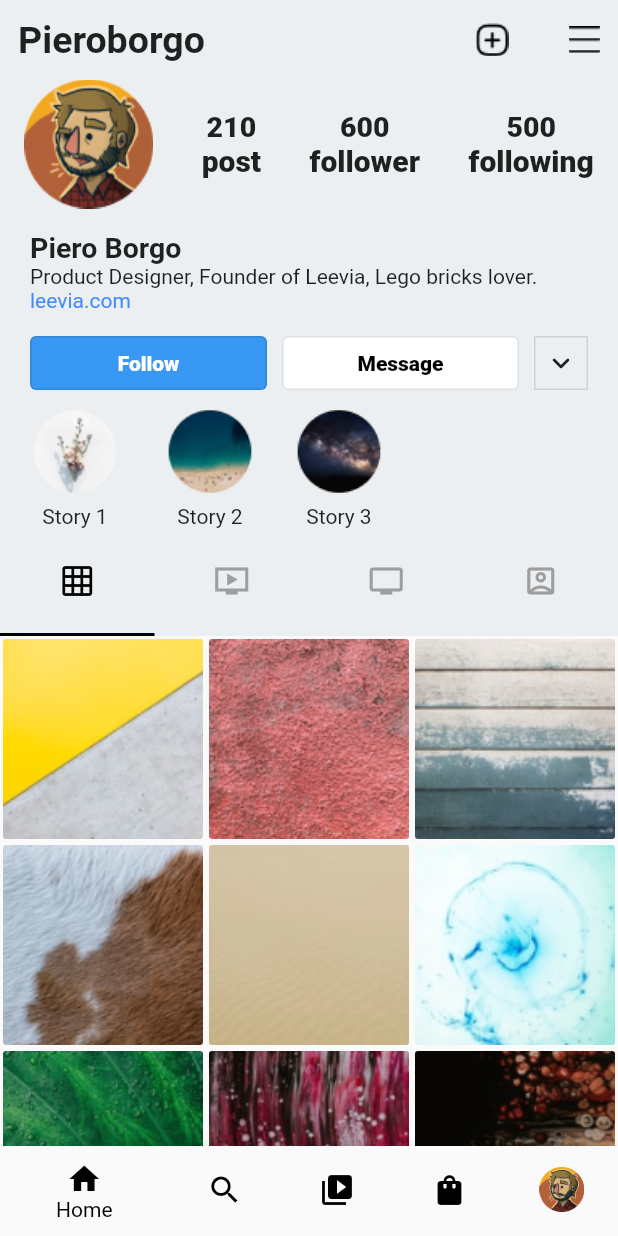
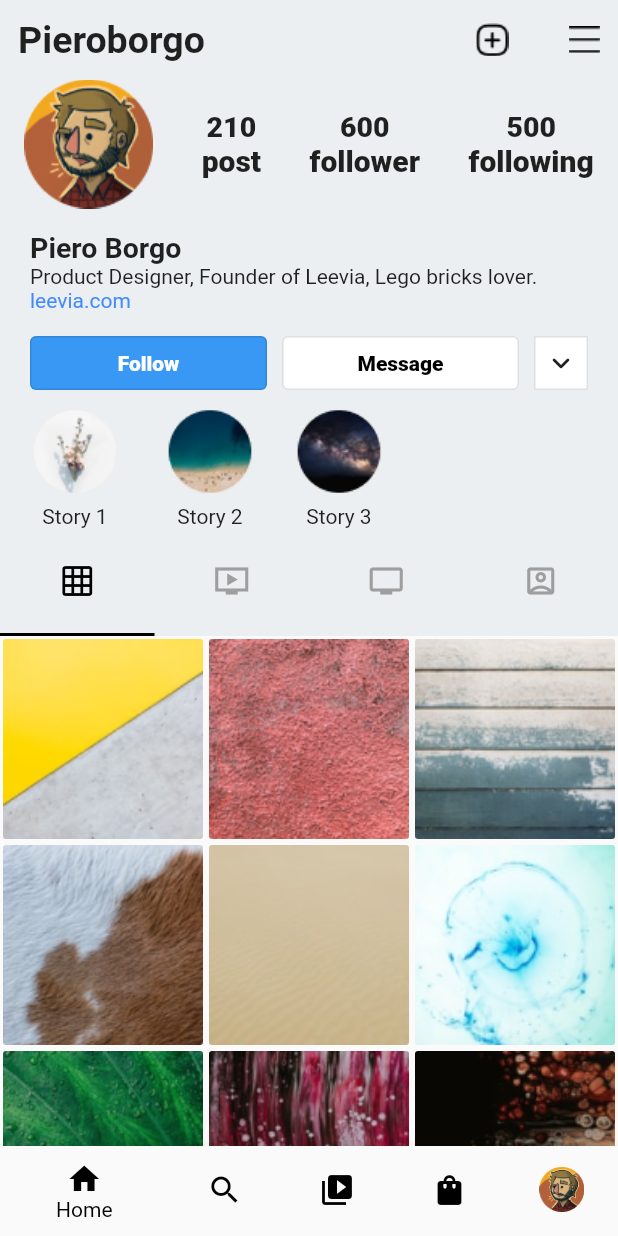
Before and after one commit to Hoxtygen/social_media_profile_screen, a Flutter app: the screen it shows after launch, on a phone screen of 412 x 824 dp. Run offline on Flutter 3.47's test engine with Material 2 defaults, Android fonts, the phone set to English and light mode, and no system bars.

Commit message:
Add white background to button

```diff
--- a/lib/call_action.dart
+++ b/lib/call_action.dart
@@ -54,6 +54,7 @@ class ActionCall extends StatelessWidget {
                 padding: EdgeInsets.all(5),
                 child: Icon(Icons.keyboard_arrow_down_rounded),
                 decoration: BoxDecoration(
+                  color: Colors.white,
                   border: Border.all(
                     width: 1,
                     style: BorderStyle.solid,
@@ -67,12 +68,7 @@ class ActionCall extends StatelessWidget {
               onTap: () {
                 print("More options");
               },
-            )
-
-            // IconButton(
-            //   icon: Icon(Icons.keyboard_arrow_down_rounded),
-            //   onPressed: () => print("You pressed the icon button"),
-            // )
+            ),
           ],
         ),
       ),
```
